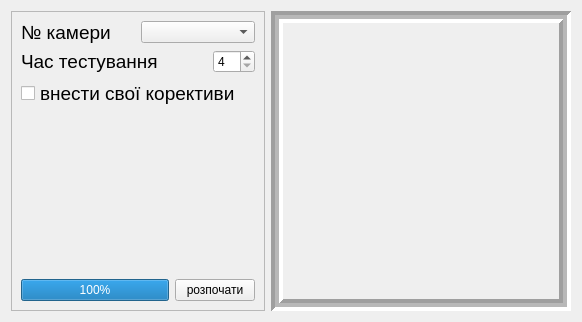
Above: AnalyzerFoam/testingframe.ui from alishkaLala/good before the change. Below: the same form after it.
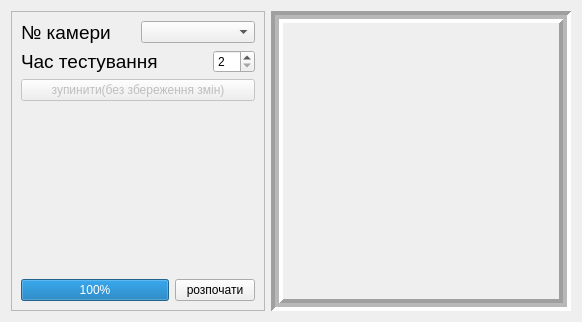
That is the form after the change. Icons and pictures are not drawn.

```diff
--- a/AnalyzerFoam/testingframe.ui
+++ b/AnalyzerFoam/testingframe.ui
@@ -66,21 +66,19 @@
         <item>
          <widget class="QSpinBox" name="spinBox">
           <property name="minimum">
-           <number>4</number>
+           <number>2</number>
           </property>
          </widget>
         </item>
        </layout>
       </item>
       <item>
-       <widget class="QCheckBox" name="checkBox">
-        <property name="font">
-         <font>
-          <pointsize>14</pointsize>
-         </font>
+       <widget class="QPushButton" name="pushButton_2">
+        <property name="enabled">
+         <bool>false</bool>
         </property>
         <property name="text">
-         <string>внести свої корективи </string>
+         <string>зупинити(без збереження змін)</string>
         </property>
        </widget>
       </item>
```
